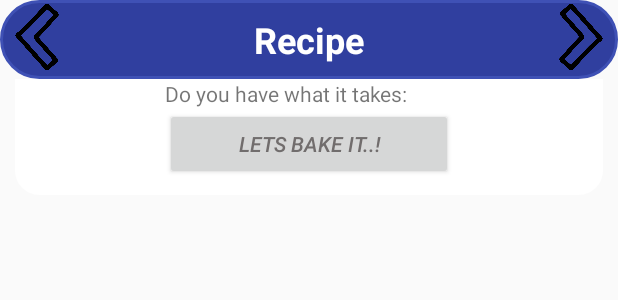
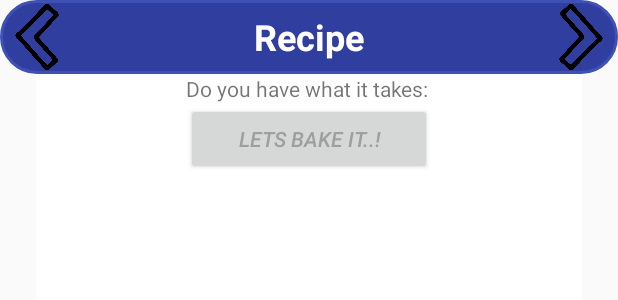
Before and after one commit to Xiad32/NutMeg, an Android app: the layout ingredients_provider.xml on its own in the app's theme, with its tools: preview values and no code run, on a phone screen of 412 x 824 dp. Shown: the top 300 px of the screen. Run offline under Robolectric (Android 15) with nearby library versions, the phone set to English and light mode, and no system bars.

```diff
--- a/app/src/main/java/com/example/nutmeg/DetailsFragment.java
+++ b/app/src/main/java/com/example/nutmeg/DetailsFragment.java
@@ -142,7 +142,6 @@ implements StepsAdapter.onItemClickListener{
 
     public void onStepChange(int position){
         stepIndicator = position +1;
-        //mData. //TODO:need fix this!
         //stepsRV.setAdapter(mStepsAdapter);
         mStepsAdapter.updateSelected(position);
         //mStepsAdapter.updateData(mData, stepIndicator);
--- a/app/src/main/res/layout/ingredients_provider.xml
+++ b/app/src/main/res/layout/ingredients_provider.xml
@@ -13,7 +13,6 @@
         android:layout_width="45dp"
         android:layout_height="45dp"
         android:src="@drawable/arrow_prev"
-        android:layout_alignParentLeft="true"
         android:id="@+id/widgetArrowPrev"/>
 
     <TextView
@@ -22,7 +21,6 @@
         android:layout_height="wrap_content"
         android:layout_centerHorizontal="true"
         android:layout_centerVertical="true"
-        android:layout_margin="8dp"
         android:contentDescription="@string/appwidget_text"
         android:text="@string/appwidget_text"
         android:textColor="@color/colorWhite"
@@ -38,42 +36,38 @@
 
     </RelativeLayout>
 
-    <RelativeLayout
+    <LinearLayout
         android:layout_width="match_parent"
-        android:layout_height="wrap_content"
-        android:layout_marginLeft="10dp"
-        android:layout_marginRight="10dp"
+        android:layout_height="match_parent"
         android:layout_below="@id/navBar"
-        android:background="@drawable/white_box">
+        android:layout_marginRight="24dp"
+        android:layout_marginLeft="24dp"
+        android:background="@drawable/white_box"
+        android:orientation="vertical">
 
         <TextView
+            android:id="@+id/textlabel"
             android:layout_width="match_parent"
             android:layout_height="wrap_content"
             android:text="@string/widget_label"
-            android:layout_alignParentStart="true"
-            android:layout_alignParentTop="true"
-            android:textAlignment="textStart"
-            android:id="@+id/textlabel"
-            />
+            android:textAlignment="textStart" />
 
         <GridView
+            android:id="@+id/ingredients_listGV"
             android:layout_width="match_parent"
             android:layout_height="wrap_content"
-            android:id="@+id/ingredients_listGV"
-            android:layout_below="@+id/textlabel"
             android:numColumns="1">
 
         </GridView>
 
         <Button
+            android:id="@+id/launchRecipe"
             android:layout_width="match_parent"
             android:layout_height="wrap_content"
             android:text="@string/widget_button_label"
-            android:textStyle="italic"
             android:textColor="@color/colorButtonInactive"
-            android:layout_below="@id/ingredients_listGV"
-            android:id="@+id/launchRecipe"/>
+            android:textStyle="italic" />
 
-    </RelativeLayout>
+    </LinearLayout>
 
 </RelativeLayout>
--- a/app/src/main/res/values/colors.xml
+++ b/app/src/main/res/values/colors.xml
@@ -5,7 +5,7 @@
     <color name="colorAccent">#FF4081</color>
 
     <color name="colorButtonActive">#000000</color>
-    <color name="colorButtonInactive">#716d6d</color>
+    <color name="colorButtonInactive">#9e9e9e</color>
 
     <color name="colorTransparent">#00ffffff</color>
     <color name="colorSelected">#3F51B5</color>
--- a/app/src/main/res/values/dimens.xml
+++ b/app/src/main/res/values/dimens.xml
@@ -12,5 +12,5 @@
 Refer to App Widget Documentation for margin information
 http://developer.android.com/guide/topics/appwidgets/index.html#CreatingLayout
     -->
-    <dimen name="widget_margin">8dp</dimen>
+    <dimen name="widget_margin">4dp</dimen>
 </resources>
```
Also changed, not shown: app/src/main/java/com/example/nutmeg/MainActivity.java (+72 -13 lines), app/src/main/java/com/example/nutmeg/StepViewFragment.java (+109 -8 lines).
